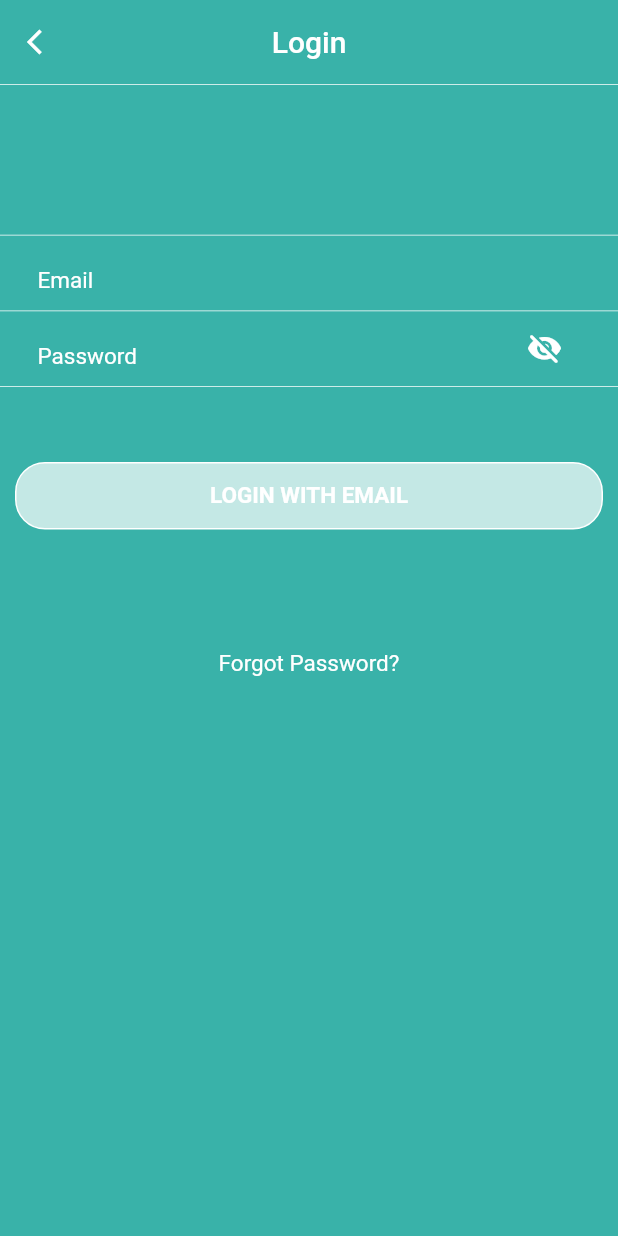
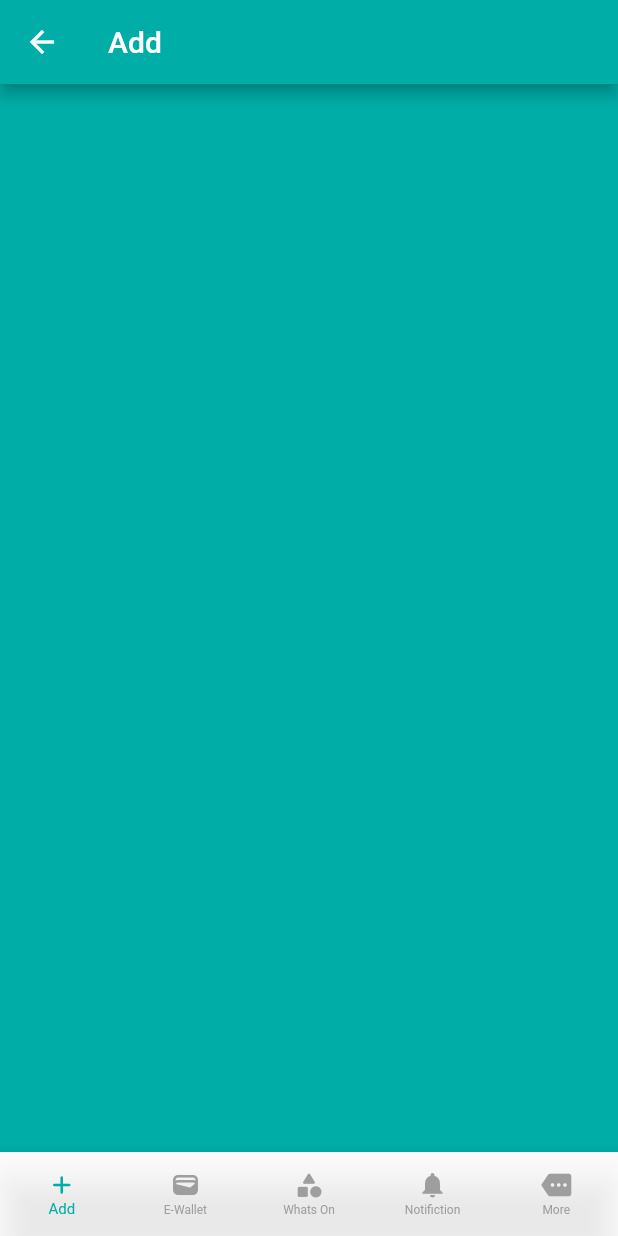
Before and after one commit to krishbala905/poketrewards, a Flutter app: the screen it shows after launch, after a tap on "Login with Email", after a tap on "LOGIN WITH EMAIL", on a phone screen of 412 x 824 dp. Run offline on Flutter 3.47's test engine with Material 2 defaults, Android fonts, the phone set to English and light mode, and no system bars; our stand-ins replace device_info_plus, flutter_spinkit, shared_preferences, toast.

Commit message:
Ios Fire Base and Tabbar Added

```diff
--- a/lib/UI/Login.dart
+++ b/lib/UI/Login.dart
@@ -1,4 +1,5 @@
 import 'package:flutter/material.dart';
+import 'package:poketrewards/UI/Tabbar/ConsumerTab.dart';
 import 'package:poketrewards/res/Strings.dart';
 
 import '../Others/CommonUtils.dart';
@@ -30,10 +31,11 @@ class _LoginState extends State<Login> {
       backgroundColor: PoketNormalGreen,
       appBar: AppBar(
         leading: IconButton(
-          icon: Icon(Icons.arrow_back_ios),
+          icon: const Icon(Icons.arrow_back_ios),
           iconSize: 20.0,
           onPressed: () {
-            // _goBack(context);
+
+             //_goBack(context);
           },
         ),
         elevation: 0.0,
@@ -48,14 +50,14 @@ class _LoginState extends State<Login> {
         crossAxisAlignment: CrossAxisAlignment.center,
         children: [
           Container(
-            decoration: BoxDecoration(color: textcolor),
+            decoration: const BoxDecoration(color: textcolor),
             height: 0.5,
           ),
-          SizedBox(
+          const SizedBox(
             height: 100,
           ),
           Container(
-            decoration: BoxDecoration(color: textcolor),
+            decoration: const BoxDecoration(color: textcolor),
             height: 0.5,
           ),
           Container(
@@ -65,11 +67,11 @@ class _LoginState extends State<Login> {
               crossAxisAlignment: CrossAxisAlignment.center,
 
               children: [
-                SizedBox(width: 25),
+                const SizedBox(width: 25),
                 Container(
                     width: 100,
-                    child: Padding(
-                      padding: const EdgeInsets.only(top: 10.0),
+                    child: const Padding(
+                      padding: EdgeInsets.only(top: 10.0),
                       child: Text(email,
                           style: TextStyle(
                             color: textcolor,
@@ -83,11 +85,11 @@ class _LoginState extends State<Login> {
                       cursorColor: textcolor,
                       controller: emailId_cntrl,
                       keyboardType: TextInputType.emailAddress,
-                      style: TextStyle(
+                      style: const TextStyle(
                         color: textcolor,
                         fontSize: 20
                       ),
-                      decoration: InputDecoration(
+                      decoration: const InputDecoration(
                         labelText: "",
                         border: InputBorder.none,
                       ),
@@ -95,12 +97,12 @@ class _LoginState extends State<Login> {
                   ),
                   flex: 1,
                 ),
-                SizedBox(width: 25),
+                const SizedBox(width: 25),
               ],
             ),
           ),
           Container(
-            decoration: BoxDecoration(color: textcolor),
+            decoration: const BoxDecoration(color: textcolor),
             height: 0.5,
           ),
           Container(
@@ -109,11 +111,11 @@ class _LoginState extends State<Login> {
             child: Row(
               crossAxisAlignment: CrossAxisAlignment.center,
               children: [
-                SizedBox(width: 25),
+                const SizedBox(width: 25),
                 Container(
                     width: 100,
-                    child: Padding(
-                      padding: const EdgeInsets.only(top: 10.0),
+                    child: const Padding(
+                      padding: EdgeInsets.only(top: 10.0),
                       child: Text(password,
                           style: TextStyle(
                             color: textcolor,
@@ -128,7 +130,7 @@ class _LoginState extends State<Login> {
                       controller: pwdId_cntrl,
                       obscureText: _obscured,
                       keyboardType: TextInputType.text,
-                      style: TextStyle(
+                      style: const TextStyle(
                           color: textcolor,
                           fontSize: 20
                       ),
@@ -150,27 +152,29 @@ class _LoginState extends State<Login> {
                   ),
                   flex: 1,
                 ),
-                SizedBox(width: 25),
+                const SizedBox(width: 25),
               ],
             ),
           ),
           Container(
-            decoration: BoxDecoration(color: textcolor),
+            decoration: const BoxDecoration(color: textcolor),
             height: 0.5,
           ),
-          SizedBox(
+          const SizedBox(
             height: 50,
           ),
           GestureDetector(
             onTap: () {
+              print('go');
+              Navigator.push(context, MaterialPageRoute(builder: (context ) => const ConsumerTab(),));
               // Validation
-              var email = emailId_cntrl.text.toString().trim();
-              var paswd = pwdId_cntrl.text.toString();
+              // var email = emailId_cntrl.text.toString().trim();
+              // var paswd = pwdId_cntrl.text.toString();
 
                // loginTask(email,paswd);
             },
             child: Padding(
-              padding: EdgeInsets.fromLTRB(10.0, 0, 10.0, 0),
+              padding: const EdgeInsets.fromLTRB(10.0, 0, 10.0, 0),
               child: Container(
                 height: 45,
                 decoration: BoxDecoration(
@@ -178,16 +182,16 @@ class _LoginState extends State<Login> {
                   borderRadius: BorderRadius.circular(20),
                   border: Border.all(color: textcolor),
                 ),
-                child: Center(
+                child: const Center(
                     child: Text(
                   loginwith,
-                  style: TextStyle(color: textcolor, fontSize: 15,fontWeight: FontWeight.bold),
+                  style: const TextStyle(color: textcolor, fontSize: 15,fontWeight: FontWeight.bold),
                   textAlign: TextAlign.center,
                 )),
               ),
             ),
           ),
-          SizedBox(
+          const SizedBox(
             height: 80,
           ),
           GestureDetector(
@@ -195,9 +199,9 @@ class _LoginState extends State<Login> {
               // Validation
               // Navigator.push(context, MaterialPageRoute(builder: (context) => ForgotPassword(),));
             },
-            child: Padding(
+            child: const Padding(
               padding: EdgeInsets.fromLTRB(35.0, 0, 35.0, 0),
-              child: Center(
+              child: const Center(
                   child: Text(
                 forgot_password,
                 style: TextStyle(color: textcolor, fontSize: 15),
--- /dev/null
+++ b/lib/UI/Tabbar/AddTab.dart
@@ -0,0 +1,33 @@
+import 'package:flutter/material.dart';
+import 'package:poketrewards/res/Colors.dart';
+class AddTab extends StatefulWidget {
+  const AddTab({Key? key}) : super(key: key);
+
+  @override
+  State<AddTab> createState() => _AddTabState();
+}
+
+class _AddTabState extends State<AddTab> {
+
+
+
+  @override
+  Widget build(BuildContext context) {
+    return SafeArea(
+      top: true,
+        child:Scaffold(
+
+          appBar: AppBar(title: Text('Add',style: TextStyle(
+            fontSize: 20
+
+          ),
+
+          ),
+          //elevation: 0.0,
+          backgroundColor: PoketMaincolo,),
+          backgroundColor:  PoketMaincolo,
+        ),
+
+    );
+  }
+}
--- /dev/null
+++ b/lib/UI/Tabbar/ConsumerTab.dart
@@ -0,0 +1,83 @@
+import 'package:flutter/material.dart';
+import 'package:poketrewards/res/Colors.dart';
+import 'package:poketrewards/UI/Tabbar/AddTab.dart';
+import 'package:poketrewards/UI/Tabbar/EWalletTab.dart';
+import 'package:poketrewards/UI/Tabbar/MoreTab.dart';
+import 'package:poketrewards/UI/Tabbar/NotificationTab.dart';
+import 'package:poketrewards/UI/Tabbar/WatsonTab.dart';
+
+class ConsumerTab extends StatefulWidget {
+  const ConsumerTab({Key? key}) : super(key: key);
+
+  @override
+  State<ConsumerTab> createState() => _ConsumerTabState();
+}
+
+class _ConsumerTabState extends State<ConsumerTab> {
+  int CurrentIndex  = 0;
+  final Screens = [
+    AddTab(),
+    EwalletTab(),
+    WatsonTab(),
+    NotificationTab(),
+    MoreTab(),
+
+  ];
+
+  @override
+  Widget build(BuildContext context) {
+    return SafeArea(child:Scaffold(
+
+
+      body:Screens[CurrentIndex],
+      bottomNavigationBar: BottomNavigationBar(
+        iconSize: 20,
+
+        type: BottomNavigationBarType.fixed,
+        onTap: (index ) => setState(() =>
+        CurrentIndex = index),
+
+        currentIndex: CurrentIndex,
+        selectedFontSize: 10,
+        unselectedFontSize: 08,
+        showUnselectedLabels: true,
+        selectedItemColor: PoketMaincolo,
+        unselectedItemColor: Colors.grey,
+        backgroundColor: Colors.white70,
+
+        unselectedLabelStyle: TextStyle(
+
+          color: Colors.grey,
+        ),
+        items: [
+          BottomNavigationBarItem(icon: Icon(Icons.add_rounded),
+            label: 'Add',
+
+
+          ),
+          BottomNavigationBarItem(icon: Icon(Icons.wallet),
+            label: 'E-Wallet',
+
+
+          ),
+          BottomNavigationBarItem(icon: Icon(Icons.category_rounded),
+            label: 'Whats On',
+
+
+          ),
+          BottomNavigationBarItem(icon: Icon(Icons.notifications),
+            label: 'Notifiction',
+
+
+          ),
+          BottomNavigationBarItem(icon: Icon(Icons.more),
+            label: 'More',
+
+
+          ),
+        ],
+      ),
+    ),
+    );
+  }
+}
```
Also changed, not shown: lib/UI/Tabbar/EWalletTab.dart (added, +25 -0 lines), lib/UI/Tabbar/MoreTab.dart (added, +26 -0 lines), lib/UI/Tabbar/NotificationTab.dart (added, +25 -0 lines), lib/UI/Tabbar/WatsonTab.dart (added, +25 -0 lines), 5 other files.
